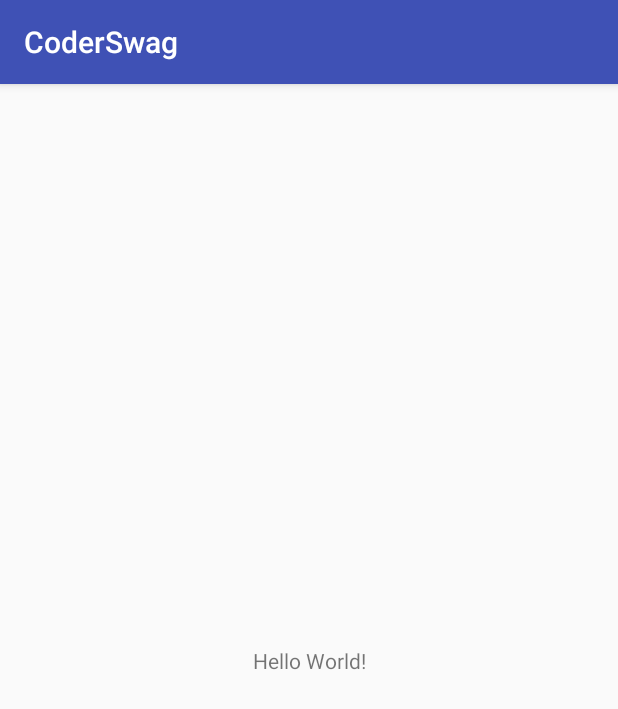
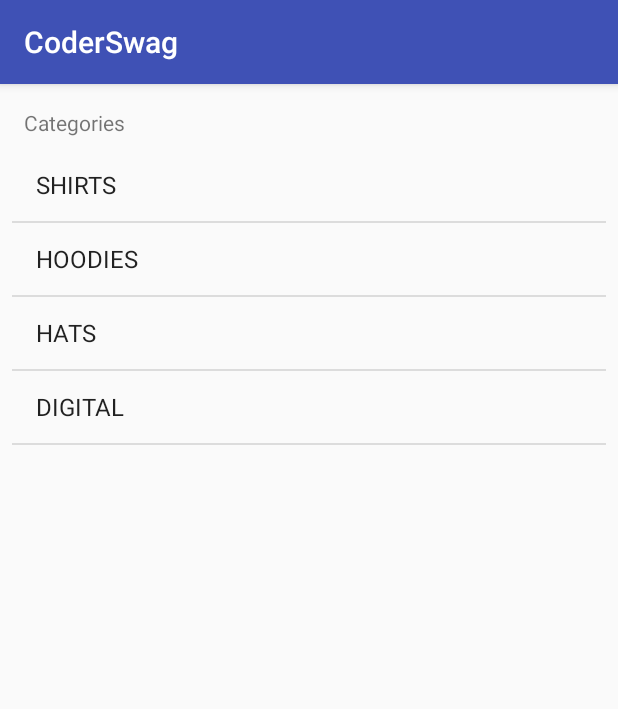
Before and after one commit to MrVitols/CoderSwag, an Android app: the screen it shows after launch (MainActivity), on a phone screen of 412 x 824 dp. Shown: the top 709 px of the screen. Run offline under Robolectric (Android 15) with nearby library versions, the phone set to English and light mode, and no system bars.

Commit message:
lesson 02

```diff
--- a/app/build.gradle
+++ b/app/build.gradle
@@ -25,7 +25,7 @@ android {
 dependencies {
     implementation fileTree(dir: 'libs', include: ['*.jar'])
     implementation"org.jetbrains.kotlin:kotlin-stdlib-jdk7:$kotlin_version"
-    implementation 'com.android.support:appcompat-v7:28.0.0-rc01'
+    implementation 'com.android.support:appcompat-v7:28.0.0-alpha1'
     implementation 'com.android.support.constraint:constraint-layout:1.1.2'
     testImplementation 'junit:junit:4.12'
     androidTestImplementation 'com.android.support.test:runner:1.0.2'
--- a/app/src/main/java/com/martinsvitols/coderswag/Controller/MainActivity.kt
+++ b/app/src/main/java/com/martinsvitols/coderswag/Controller/MainActivity.kt
@@ -2,12 +2,23 @@ package com.martinsvitols.coderswag.Controller
 
 import android.support.v7.app.AppCompatActivity
 import android.os.Bundle
+import android.widget.ArrayAdapter
+import com.martinsvitols.coderswag.Model.Category
 import com.martinsvitols.coderswag.R
+import com.martinsvitols.coderswag.Services.DataService
+import kotlinx.android.synthetic.main.activity_main.*
 
 class MainActivity : AppCompatActivity() {
+
+    lateinit var adapter : ArrayAdapter<Category>
 
     override fun onCreate(savedInstanceState: Bundle?) {
         super.onCreate(savedInstanceState)
         setContentView(R.layout.activity_main)
+
+        adapter = ArrayAdapter(this,
+                android.R.layout.simple_list_item_1,
+                DataService.categories)
+        categoryListView.adapter = adapter
     }
 }
--- a/app/src/main/java/com/martinsvitols/coderswag/Model/Category.kt
+++ b/app/src/main/java/com/martinsvitols/coderswag/Model/Category.kt
@@ -1,3 +1,7 @@
 package com.martinsvitols.coderswag.Model
 
-class Category(val title: String, val image: String)
+class Category(val title: String, val image: String) {
+    override fun toString(): String {
+        return title
+    }
+}
--- a/app/src/main/res/layout/activity_main.xml
+++ b/app/src/main/res/layout/activity_main.xml
@@ -7,12 +7,26 @@
     tools:context=".Controller.MainActivity">
 
     <TextView
+        android:id="@+id/textView"
         android:layout_width="wrap_content"
         android:layout_height="wrap_content"
-        android:text="Hello World!"
-        app:layout_constraintBottom_toBottomOf="parent"
+        android:layout_marginLeft="16dp"
+        android:layout_marginTop="16dp"
+        android:text="Categories"
         app:layout_constraintLeft_toLeftOf="parent"
-        app:layout_constraintRight_toRightOf="parent"
         app:layout_constraintTop_toTopOf="parent" />
 
+    <ListView
+        android:id="@+id/categoryListView"
+        android:layout_width="0dp"
+        android:layout_height="0dp"
+        android:layout_marginBottom="8dp"
+        android:layout_marginEnd="8dp"
+        android:layout_marginStart="8dp"
+        android:layout_marginTop="8dp"
+        app:layout_constraintBottom_toBottomOf="parent"
+        app:layout_constraintEnd_toEndOf="parent"
+        app:layout_constraintStart_toStartOf="parent"
+        app:layout_constraintTop_toBottomOf="@+id/textView" />
+
 </android.support.constraint.ConstraintLayout>
```
Also changed, not shown: app/src/main/res/layout/category_list_item.xml (added, +38 -0 lines).
